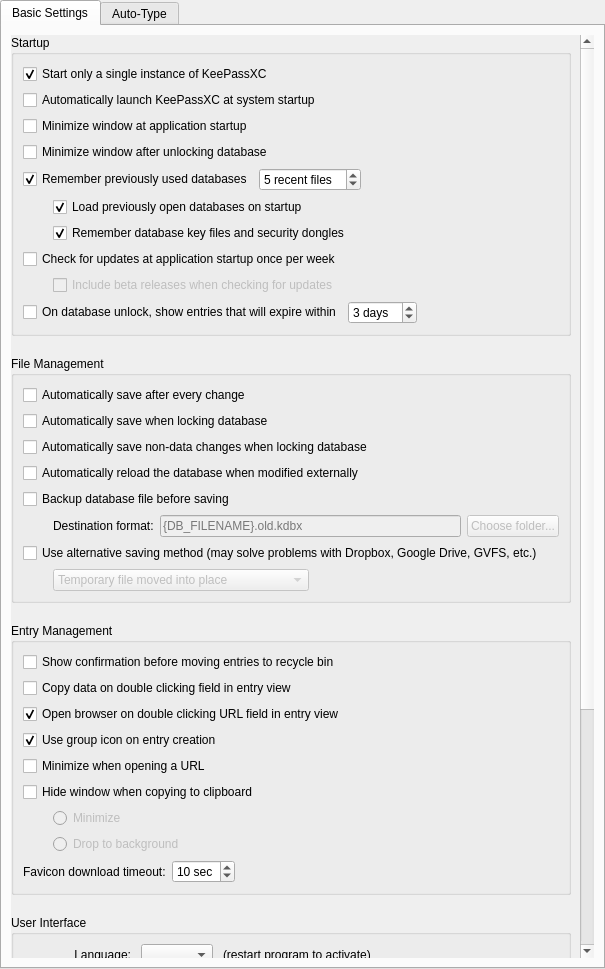
The window that src/gui/ApplicationSettingsWidgetGeneral.ui (juzu-o/keepassxc) describes before a commit, drawn with Qt 5.
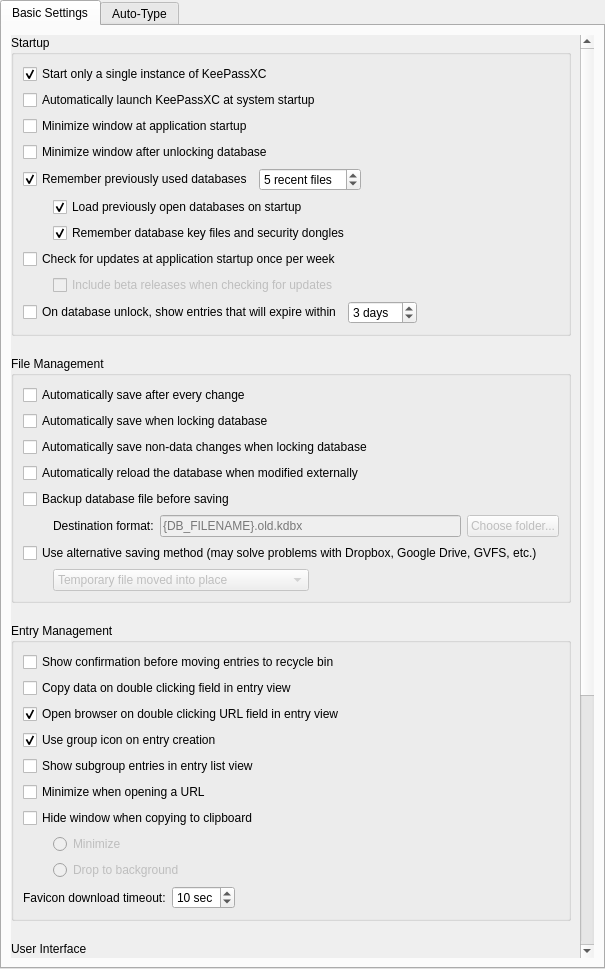
The same window after the commit. Custom widgets are drawn as their Qt base class.

Commit message: Add Show Subgroup Entries feature - complete implementation

Diff of the .ui file:
```diff
--- a/src/gui/ApplicationSettingsWidgetGeneral.ui
+++ b/src/gui/ApplicationSettingsWidgetGeneral.ui
@@ -566,6 +566,13 @@
                 </property>
                </widget>
               </item>
+              <item>
+               <widget class="QCheckBox" name="showSubgroupEntriesCheckBox">
+                <property name="text">
+                 <string>Show subgroup entries in entry list view</string>
+                </property>
+               </widget>
+              </item>
               <item>
                <widget class="QCheckBox" name="minimizeOnOpenUrlCheckBox">
                 <property name="text">
```
Left out of the diff: 1 changed line with no effect on the pictures. The commit also changes 7 other files.
